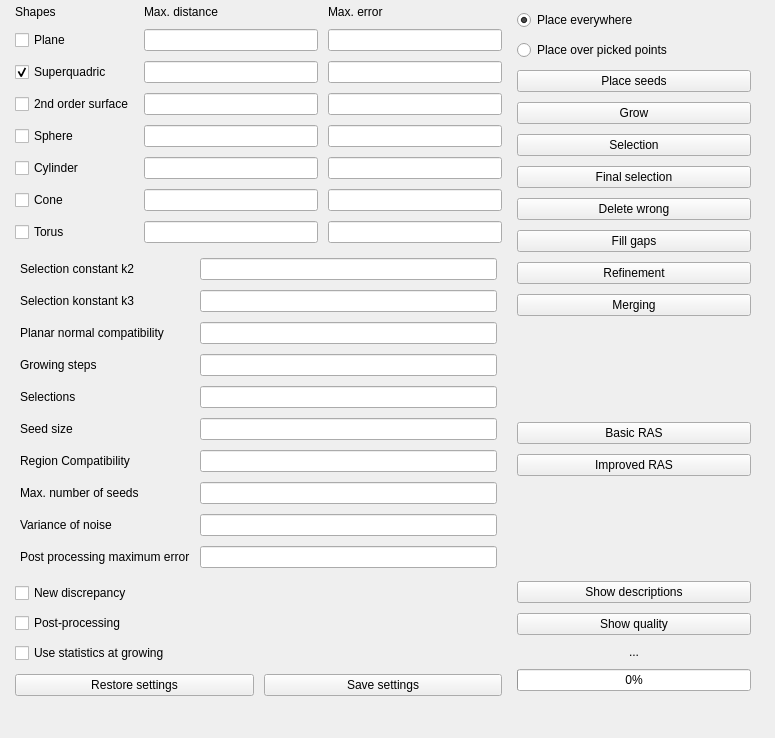
Qt form ui/edit_segmentor_recover.ui (ddksr/segmentor-meshlab) before a commit.
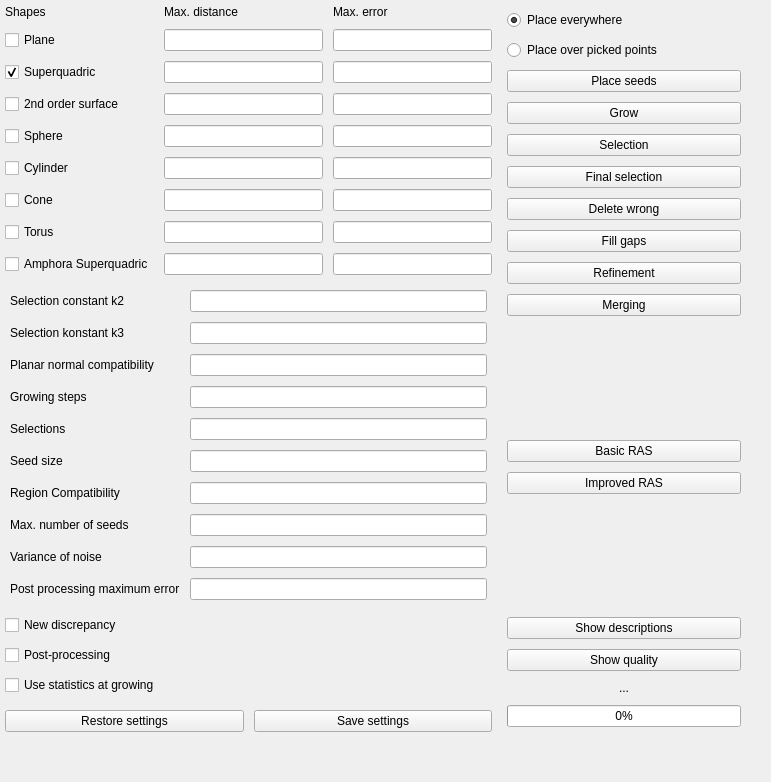
The same form after that commit.

Commit message: import, export and amphora superquadric in ui

What changed in the file:
```diff
--- a/ui/edit_segmentor_recover.ui
+++ b/ui/edit_segmentor_recover.ui
@@ -6,8 +6,8 @@
    <rect>
     <x>0</x>
     <y>0</y>
-    <width>775</width>
-    <height>738</height>
+    <width>771</width>
+    <height>782</height>
    </rect>
   </property>
   <property name="windowTitle">
@@ -17,10 +17,10 @@
    <widget class="QWidget" name="layoutWidget">
     <property name="geometry">
      <rect>
-      <x>10</x>
+      <x>0</x>
       <y>0</y>
       <width>751</width>
-      <height>701</height>
+      <height>737</height>
      </rect>
     </property>
     <layout class="QHBoxLayout" name="main" stretch="60,30">
@@ -191,6 +191,27 @@
            </item>
           </layout>
          </item>
+         <item row="8" column="1">
+          <layout class="QHBoxLayout" name="horizontalLayout_10">
+           <item>
+            <widget class="QLineEdit" name="inputASqDist">
+             <property name="toolTip">
+              <string/>
+             </property>
+            </widget>
+           </item>
+           <item>
+            <widget class="QLineEdit" name="inputASqErr"/>
+           </item>
+          </layout>
+         </item>
+         <item row="8" column="0">
+          <widget class="QCheckBox" name="cbASq">
+           <property name="text">
+            <string>Amphora Superquadric</string>
+           </property>
+          </widget>
+         </item>
         </layout>
        </item>
        <item>
```
The commit also changes 10 other files.
